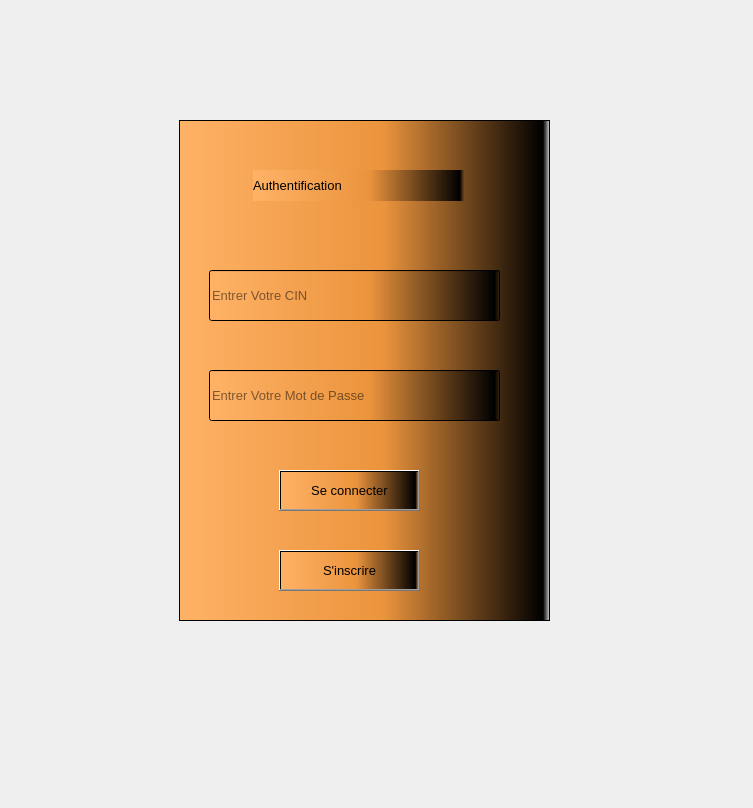
Ayoub101010/Apoge, file Login.ui: the form before one commit.
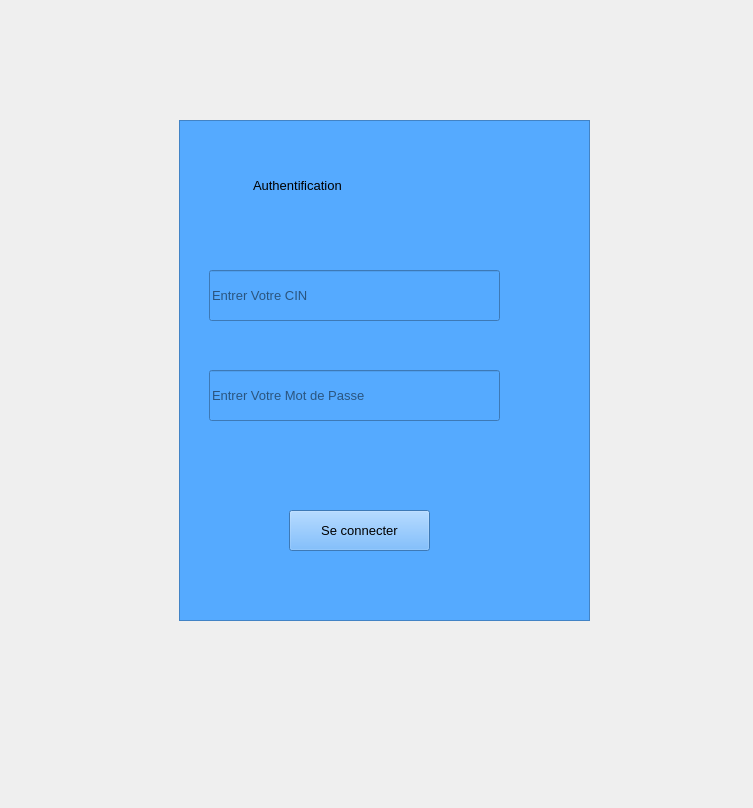
The form after the commit.

The edit to the form file:
```diff
--- a/Login.ui
+++ b/Login.ui
@@ -18,7 +18,7 @@
     <rect>
      <x>179</x>
      <y>120</y>
-     <width>371</width>
+     <width>411</width>
      <height>501</height>
     </rect>
    </property>
@@ -26,7 +26,7 @@
     <bool>false</bool>
    </property>
    <property name="styleSheet">
-    <string notr="true">background-color: qlineargradient(spread:pad, x1:0, y1:0, x2:1, y2:0, stop:0 rgba(255, 178, 102, 255), stop:0.55 rgba(235, 148, 61, 255), stop:0.98 rgba(0, 0, 0, 255), stop:1 rgba(0, 0, 0, 0));</string>
+    <string notr="true">background-color: rgb(85, 170, 255);</string>
    </property>
    <property name="frameShape">
     <enum>QFrame::StyledPanel</enum>
@@ -91,8 +91,8 @@
    <widget class="QPushButton" name="pushButton">
     <property name="geometry">
      <rect>
-      <x>100</x>
-      <y>350</y>
+      <x>110</x>
+      <y>390</y>
       <width>141</width>
       <height>41</height>
      </rect>
@@ -106,24 +106,6 @@
      <string>Se connecter</string>
     </property>
    </widget>
-   <widget class="QPushButton" name="pushButton_2">
-    <property name="geometry">
-     <rect>
-      <x>100</x>
-      <y>430</y>
-      <width>141</width>
-      <height>41</height>
-     </rect>
-    </property>
-    <property name="font">
-     <font>
-      <pointsize>10</pointsize>
-     </font>
-    </property>
-    <property name="text">
-     <string>S'inscrire</string>
-    </property>
-   </widget>
   </widget>
  </widget>
  <resources/>
```
